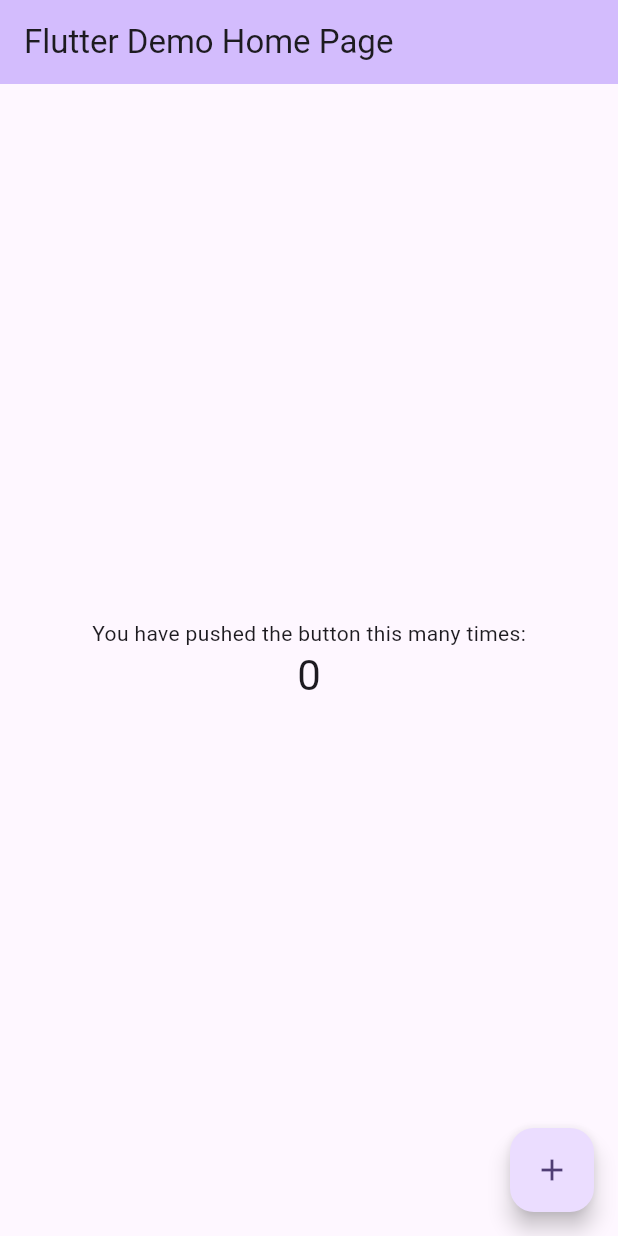
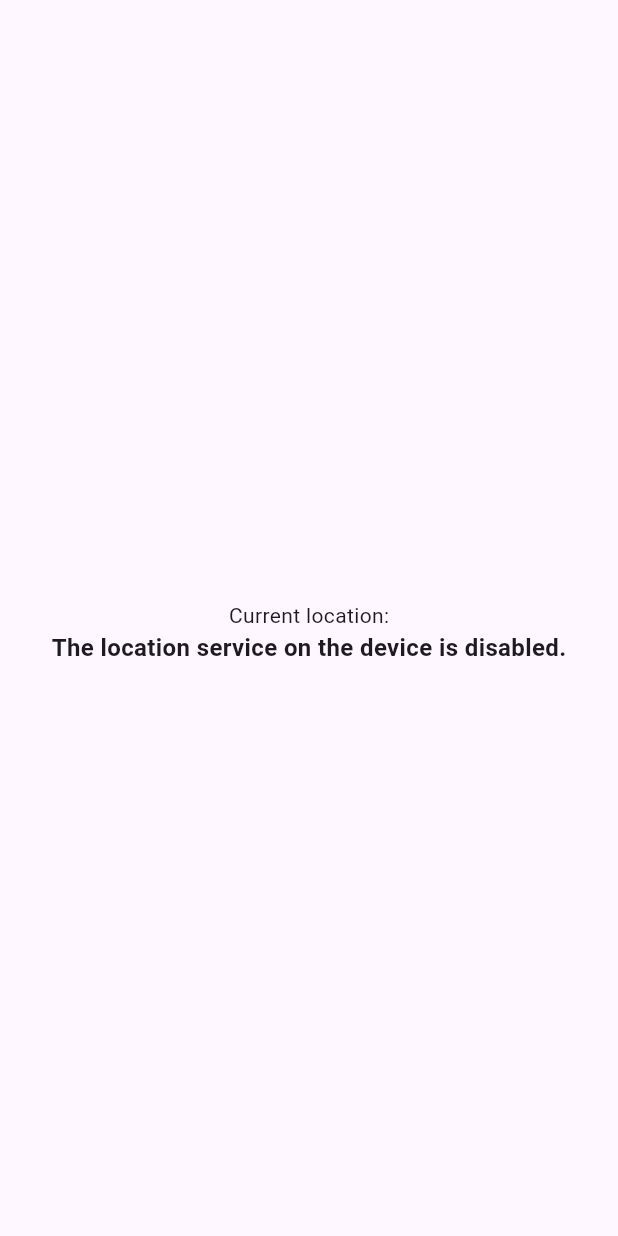
Before and after one commit to sonrohan/FlutterWeather, a Flutter app: the screen it shows after launch, on a phone screen of 412 x 824 dp. Run offline on Flutter 3.47's test engine with Material 3 defaults, Android fonts, the phone set to English and light mode, and no system bars; our stand-ins replace geolocator, get.

Commit message:
add get, geo

```diff
--- /dev/null
+++ b/lib/home.dart
@@ -0,0 +1,31 @@
+import 'package:flutter/material.dart';
+import 'package:get/get.dart';
+import 'location_controller.dart';
+
+class MyHomePage extends StatelessWidget {
+  const MyHomePage({super.key});
+
+  @override
+  Widget build(BuildContext context) {
+    final LocationController locationController = Get.put(LocationController());
+
+    return Scaffold(
+      body: Center(
+        child: Column(
+          mainAxisAlignment: MainAxisAlignment.center,
+          children: <Widget>[
+            const SizedBox(height: 20),
+            const Text('Current location:'),
+            Obx(() => Text(
+              locationController.locationMessage.value,
+              style: const TextStyle(
+                fontSize: 16,
+                fontWeight: FontWeight.bold,
+              ),
+            )),
+          ],
+        ),
+      ),
+    );
+  }
+}
--- a/lib/main.dart
+++ b/lib/main.dart
@@ -1,4 +1,6 @@
 import 'package:flutter/material.dart';
+import 'package:get/get.dart';
+import 'home.dart';
 
 void main() {
   runApp(const MyApp());
@@ -7,119 +9,15 @@ void main() {
 class MyApp extends StatelessWidget {
   const MyApp({super.key});
 
-  // This widget is the root of your application.
   @override
   Widget build(BuildContext context) {
-    return MaterialApp(
+    return GetMaterialApp(
       title: 'Flutter Demo',
       theme: ThemeData(
-        // This is the theme of your application.
-        //
-        // TRY THIS: Try running your application with "flutter run". You'll see
-        // the application has a purple toolbar. Then, without quitting the app,
-        // try changing the seedColor in the colorScheme below to Colors.green
-        // and then invoke "hot reload" (save your changes or press the "hot
-        // reload" button in a Flutter-supported IDE, or press "r" if you used
-        // the command line to start the app).
-        //
-        // Notice that the counter didn't reset back to zero; the application
-        // state is not lost during the reload. To reset the state, use hot
-        // restart instead.
-        //
-        // This works for code too, not just values: Most code changes can be
-        // tested with just a hot reload.
         colorScheme: ColorScheme.fromSeed(seedColor: Colors.deepPurple),
         useMaterial3: true,
       ),
-      home: const MyHomePage(title: 'Flutter Demo Home Page'),
+      home: const MyHomePage(),
     );
   }
 }
-
-class MyHomePage extends StatefulWidget {
-  const MyHomePage({super.key, required this.title});
-
-  // This widget is the home page of your application. It is stateful, meaning
-  // that it has a State object (defined below) that contains fields that affect
-  // how it looks.
-
-  // This class is the configuration for the state. It holds the values (in this
-  // case the title) provided by the parent (in this case the App widget) and
-  // used by the build method of the State. Fields in a Widget subclass are
-  // always marked "final".
-
-  final String title;
-
-  @override
-  State<MyHomePage> createState() => _MyHomePageState();
-}
-
-class _MyHomePageState extends State<MyHomePage> {
-  int _counter = 0;
-
-  void _incrementCounter() {
-    setState(() {
-      // This call to setState tells the Flutter framework that something has
-      // changed in this State, which causes it to rerun the build method below
-      // so that the display can reflect the updated values. If we changed
-      // _counter without calling setState(), then the build method would not be
-      // called again, and so nothing would appear to happen.
-      _counter++;
-    });
-  }
-
-  @override
-  Widget build(BuildContext context) {
-    // This method is rerun every time setState is called, for instance as done
-    // by the _incrementCounter method above.
-    //
-    // The Flutter framework has been optimized to make rerunning build methods
-    // fast, so that you can just rebuild anything that needs updating rather
-    // than having to individually change instances of widgets.
-    return Scaffold(
-      appBar: AppBar(
-        // TRY THIS: Try changing the color here to a specific color (to
-        // Colors.amber, perhaps?) and trigger a hot reload to see the AppBar
-        // change color while the other colors stay the same.
-        backgroundColor: Theme.of(context).colorScheme.inversePrimary,
-        // Here we take the value from the MyHomePage object that was created by
-        // the App.build method, and use it to set our appbar title.
-        title: Text(widget.title),
-      ),
-      body: Center(
-        // Center is a layout widget. It takes a single child and positions it
-        // in the middle of the parent.
-        child: Column(
-          // Column is also a layout widget. It takes a list of children and
-          // arranges them vertically. By default, it sizes itself to fit its
-          // children horizontally, and tries to be as tall as its parent.
-          //
-          // Column has various properties to control how it sizes itself and
-          // how it positions its children. Here we use mainAxisAlignment to
-          // center the children vertically; the main axis here is the vertical
-          // axis because Columns are vertical (the cross axis would be
-          // horizontal).
-          //
-          // TRY THIS: Invoke "debug painting" (choose the "Toggle Debug Paint"
-          // action in the IDE, or press "p" in the console), to see the
-          // wireframe for each widget.
-          mainAxisAlignment: MainAxisAlignment.center,
-          children: <Widget>[
-            const Text(
-              'You have pushed the button this many times:',
-            ),
-            Text(
-              '$_counter',
-              style: Theme.of(context).textTheme.headlineMedium,
-            ),
-          ],
-        ),
-      ),
-      floatingActionButton: FloatingActionButton(
-        onPressed: _incrementCounter,
-        tooltip: 'Increment',
-        child: const Icon(Icons.add),
-      ), // This trailing comma makes auto-formatting nicer for build methods.
-    );
-  }
-}
--- a/pubspec.yaml
+++ b/pubspec.yaml
@@ -30,6 +30,8 @@ environment:
 dependencies:
   flutter:
     sdk: flutter
+  geolocator: ^13.0.1
+  get: ^4.6.6
 
 
   # The following adds the Cupertino Icons font to your application.
@@ -57,7 +59,6 @@ flutter:
   # included with your application, so that you can use the icons in
   # the material Icons class.
   uses-material-design: true
-
   # To add assets to your application, add an assets section, like this:
   # assets:
   #   - images/a_dot_burr.jpeg
```
Also changed, not shown: lib/location_controller.dart (added, +48 -0 lines), 15 other files.
